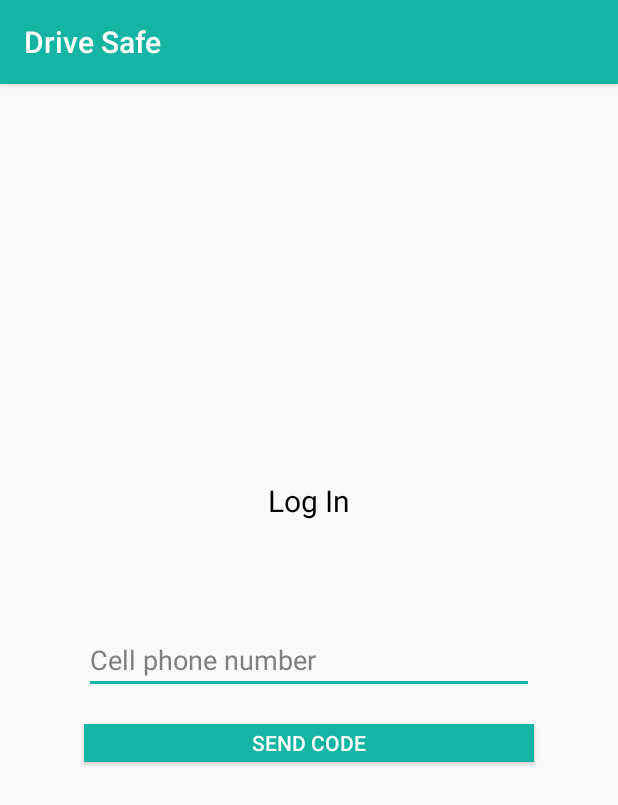
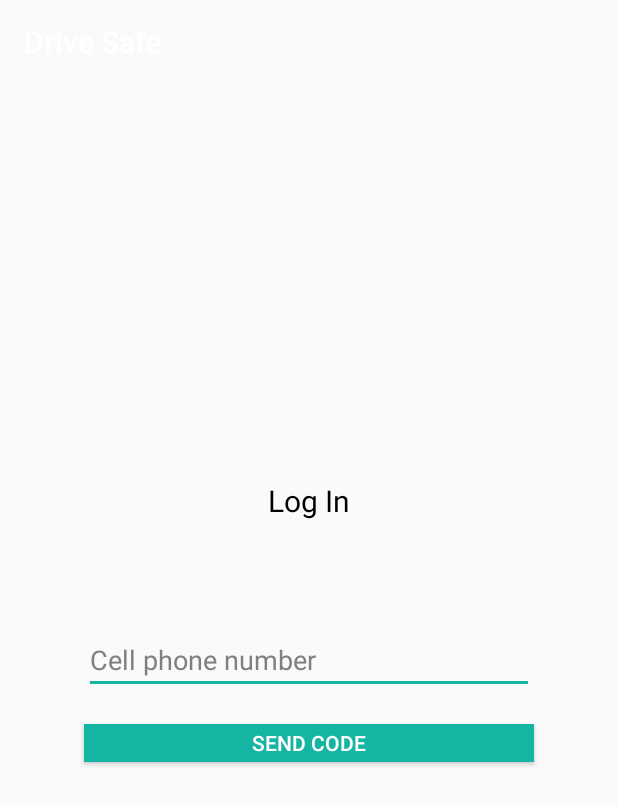
Before and after one commit to MethilaRaya/Log_In, an Android app: the screen it shows after launch (MainActivity), on a phone screen of 412 x 824 dp. Shown: the top 805 px of the screen. Run offline under Robolectric (Android 15) with nearby library versions, the phone set to English and light mode, and no system bars.

Commit message:
DriveSafe LigIn Page

```diff
--- a/app/src/main/res/values/colors.xml
+++ b/app/src/main/res/values/colors.xml
@@ -1,6 +1,6 @@
 <?xml version="1.0" encoding="utf-8"?>
 <resources>
-    <color name="colorPrimary">#16B5A3</color>
+    <color name="colorPrimary">#0000</color>
     <color name="colorPrimaryDark">#16B5A3</color>
     <color name="colorAccent">#16B5A3</color>
 </resources>
```
